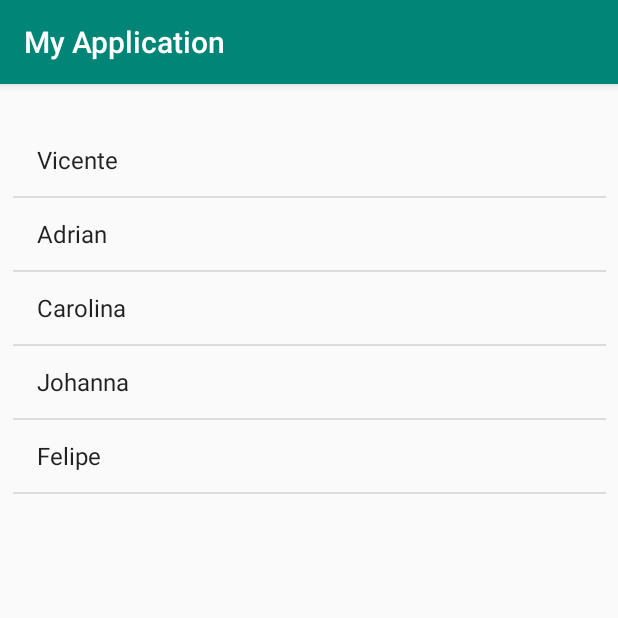
After one commit to 2019-a-gr2-moviles/mov-eguez-sarzosa-vicente-adrian, an Android app: the ListViewActivity screen opened directly, with no data from a screen before it, on a phone screen of 412 x 824 dp, the top half of it. The commit adds this screen. Run offline under Robolectric (Android 15) with nearby library versions, the phone set to English and light mode, and no system bars.

Commit message:
list view

```diff
--- a/03-Android/app/build.gradle
+++ b/03-Android/app/build.gradle
@@ -27,6 +27,7 @@ dependencies {
     implementation "org.jetbrains.kotlin:kotlin-stdlib-jdk7:$kotlin_version"
     implementation 'com.android.support:appcompat-v7:28.0.0'
     implementation 'com.android.support.constraint:constraint-layout:1.1.3'
+    implementation 'com.android.support:design:28.0.0'
     testImplementation 'junit:junit:4.12'
     androidTestImplementation 'com.android.support.test:runner:1.0.2'
     androidTestImplementation 'com.android.support.test.espresso:espresso-core:3.0.2'
--- /dev/null
+++ b/03-Android/app/src/main/java/com/example/myapplication/ListViewActivity.kt
@@ -0,0 +1,29 @@
+package com.example.myapplication
+
+import android.support.v7.app.AppCompatActivity
+import android.os.Bundle
+import android.widget.ArrayAdapter
+import kotlinx.android.synthetic.main.activity_list_view.*
+
+class ListViewActivity : AppCompatActivity() {
+
+    override fun onCreate(savedInstanceState: Bundle?) {
+        super.onCreate(savedInstanceState)
+        setContentView(R.layout.activity_list_view)
+
+        val listaNombres = arrayListOf<String>()
+        listaNombres.add("Vicente")
+        listaNombres.add("Adrian")
+        listaNombres.add("Carolina")
+        listaNombres.add("Johanna")
+        listaNombres.add("Felipe")
+
+        val adapter = ArrayAdapter(this,
+            android.R.layout.simple_list_item_1,
+            listaNombres)
+
+        lv_ejemplo.adapter = adapter
+
+
+    }
+}
--- /dev/null
+++ b/03-Android/app/src/main/res/layout/activity_list_view.xml
@@ -0,0 +1,18 @@
+<?xml version="1.0" encoding="utf-8"?>
+<android.support.constraint.ConstraintLayout
+        xmlns:android="http://schemas.android.com/apk/res/android"
+        xmlns:tools="http://schemas.android.com/tools"
+        xmlns:app="http://schemas.android.com/apk/res-auto"
+        android:layout_width="match_parent"
+        android:layout_height="match_parent"
+        tools:context=".ListViewActivity">
+
+    <ListView
+            android:layout_width="395dp"
+            android:layout_height="715dp" android:layout_marginTop="8dp"
+            app:layout_constraintTop_toTopOf="parent" app:layout_constraintEnd_toEndOf="parent"
+            android:layout_marginEnd="8dp" android:layout_marginRight="8dp"
+            app:layout_constraintStart_toStartOf="parent" android:layout_marginLeft="8dp"
+            android:layout_marginStart="8dp" android:layout_marginBottom="8dp"
+            app:layout_constraintBottom_toBottomOf="parent" android:id="@+id/lv_ejemplo"/>
+</android.support.constraint.ConstraintLayout>
--- /dev/null
+++ b/03-Android/app/src/main/res/values/dimens.xml
@@ -0,0 +1,3 @@
+<resources>
+    <dimen name="fab_margin">16dp</dimen>
+</resources>
--- a/03-Android/app/src/main/res/values/strings.xml
+++ b/03-Android/app/src/main/res/values/strings.xml
@@ -1,3 +1,4 @@
 <resources>
     <string name="app_name">My Application</string>
+    <string name="title_activity_main2">Main2Activity</string>
 </resources>
--- a/03-Android/app/src/main/res/values/styles.xml
+++ b/03-Android/app/src/main/res/values/styles.xml
@@ -7,5 +7,11 @@
         <item name="colorPrimaryDark">@color/colorPrimaryDark</item>
         <item name="colorAccent">@color/colorAccent</item>
     </style>
+    <style name="AppTheme.NoActionBar">
+        <item name="windowActionBar">false</item>
+        <item name="windowNoTitle">true</item>
+    </style>
+    <style name="AppTheme.AppBarOverlay" parent="ThemeOverlay.AppCompat.Dark.ActionBar"/>
+    <style name="AppTheme.PopupOverlay" parent="ThemeOverlay.AppCompat.Light"/>
 
 </resources>
```
Also changed, not shown: 03-Android/app/src/main/AndroidManifest.xml (+7 -0 lines), 03-Android/app/src/main/java/com/example/myapplication/Main2Activity.kt (added, +32 -0 lines), 03-Android/app/src/main/java/com/example/myapplication/MainActivity.kt (+23 -0 lines), 03-Android/app/src/main/res/layout/activity_main.xml (+16 -0 lines), 03-Android/app/src/main/res/layout/activity_main2.xml (added, +34 -0 lines), 03-Android/app/src/main/res/layout/content_main2.xml (added, +12 -0 lines).
